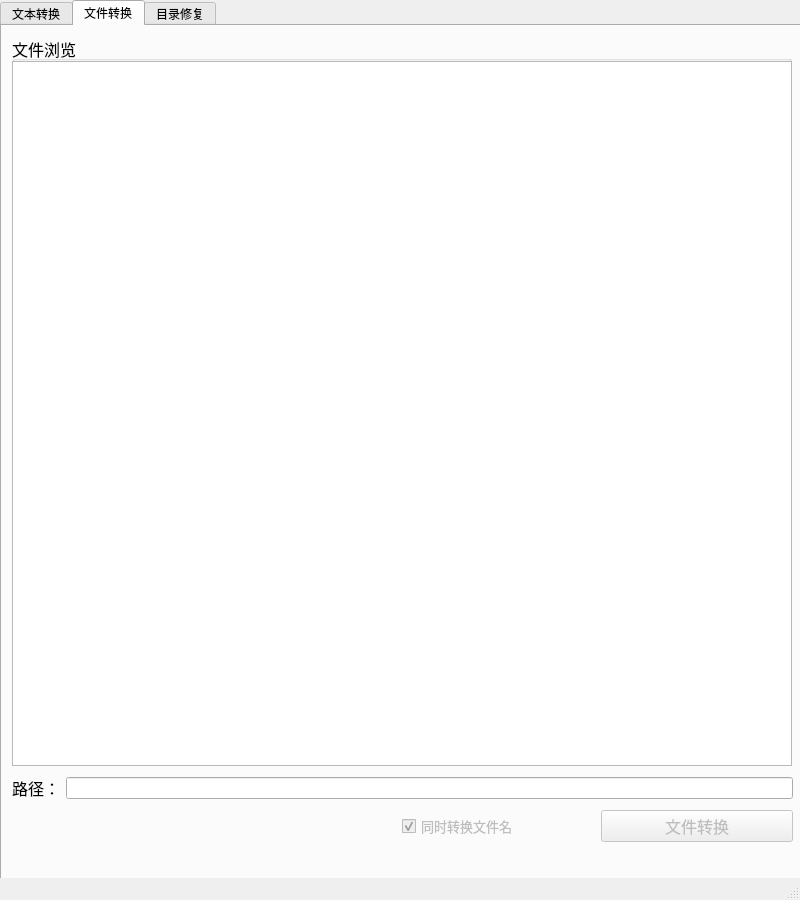
Above: mainwindow.ui from Libra1107/DisorderCodeDealer before the change. Below: the same form after it.
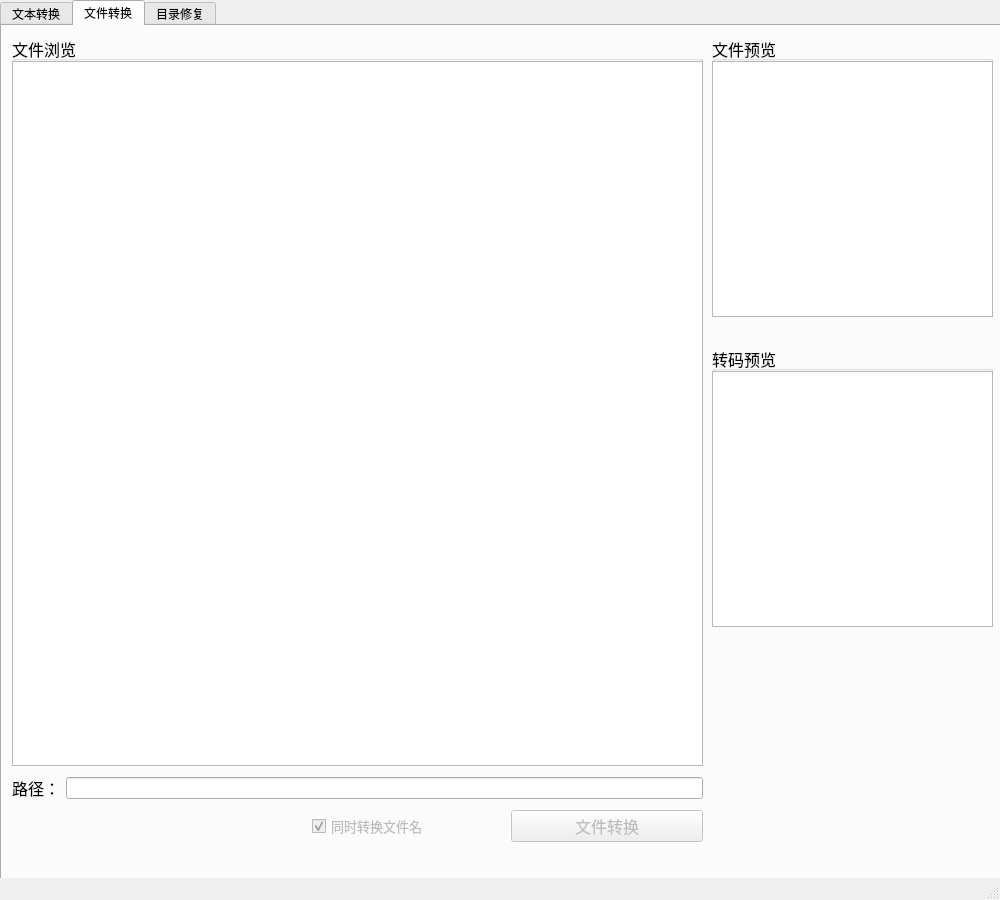
That is the form after the change. The open tabs and pages were chosen to show the change.

The edit to the form file:
```diff
--- a/mainwindow.ui
+++ b/mainwindow.ui
@@ -6,7 +6,7 @@
    <rect>
     <x>0</x>
     <y>0</y>
-    <width>800</width>
+    <width>1000</width>
     <height>900</height>
    </rect>
   </property>
@@ -24,7 +24,7 @@
      <rect>
       <x>0</x>
       <y>0</y>
-      <width>801</width>
+      <width>1001</width>
       <height>881</height>
      </rect>
     </property>
@@ -125,7 +125,7 @@
        <rect>
         <x>10</x>
         <y>10</y>
-        <width>780</width>
+        <width>691</width>
         <height>730</height>
        </rect>
       </property>
@@ -142,7 +142,7 @@
         <rect>
          <x>0</x>
          <y>25</y>
-         <width>780</width>
+         <width>691</width>
          <height>705</height>
         </rect>
        </property>
@@ -156,7 +156,7 @@
        <rect>
         <x>10</x>
         <y>750</y>
-        <width>781</width>
+        <width>691</width>
         <height>24</height>
        </rect>
       </property>
@@ -181,7 +181,7 @@
      <widget class="QWidget" name="layoutWidget">
       <property name="geometry">
        <rect>
-        <x>400</x>
+        <x>310</x>
         <y>780</y>
         <width>391</width>
         <height>41</height>
@@ -226,6 +226,68 @@
        </item>
       </layout>
      </widget>
+     <widget class="QGroupBox" name="previewBox">
+      <property name="geometry">
+       <rect>
+        <x>710</x>
+        <y>10</y>
+        <width>281</width>
+        <height>281</height>
+       </rect>
+      </property>
+      <property name="font">
+       <font>
+        <pointsize>12</pointsize>
+       </font>
+      </property>
+      <property name="title">
+       <string>文件预览</string>
+      </property>
+      <widget class="QPlainTextEdit" name="filePreview">
+       <property name="geometry">
+        <rect>
+         <x>0</x>
+         <y>25</y>
+         <width>281</width>
+         <height>256</height>
+        </rect>
+       </property>
+       <property name="readOnly">
+        <bool>true</bool>
+       </property>
+      </widget>
+     </widget>
+     <widget class="QGroupBox" name="transBox">
+      <property name="geometry">
+       <rect>
+        <x>710</x>
+        <y>320</y>
+        <width>281</width>
+        <height>281</height>
+       </rect>
+      </property>
+      <property name="font">
+       <font>
+        <pointsize>12</pointsize>
+       </font>
+      </property>
+      <property name="title">
+       <string>转码预览</string>
+      </property>
+      <widget class="QPlainTextEdit" name="transPreview">
+       <property name="geometry">
+        <rect>
+         <x>0</x>
+         <y>25</y>
+         <width>281</width>
+         <height>256</height>
+        </rect>
+       </property>
+       <property name="readOnly">
+        <bool>true</bool>
+       </property>
+      </widget>
+     </widget>
     </widget>
     <widget class="QWidget" name="tabFolderFix">
      <attribute name="title">
```
Left out of the diff: 4 changed lines with no effect on the pictures.
